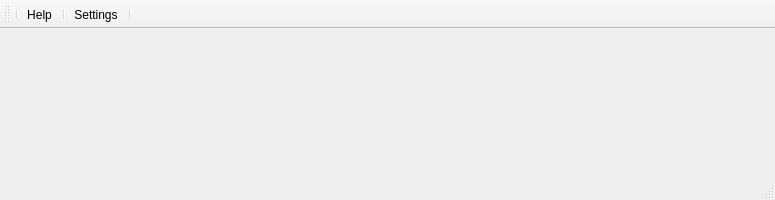
This is main_window_ui.ui in Wireless-Research-Tester/Automated-Wireless-Research-Tester as Qt 5 draws it before an edit. The edited form follows.
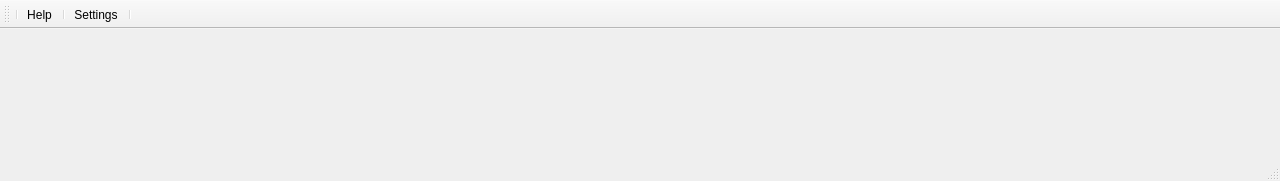
This is the edited form. Icons and pictures are not drawn.

```diff
--- a/main_window_ui.ui
+++ b/main_window_ui.ui
@@ -6,8 +6,8 @@
    <rect>
     <x>0</x>
     <y>0</y>
-    <width>775</width>
-    <height>200</height>
+    <width>1280</width>
+    <height>181</height>
    </rect>
   </property>
   <property name="windowTitle">
```
Left out of the diff: 2 changed lines with no effect on the pictures.
